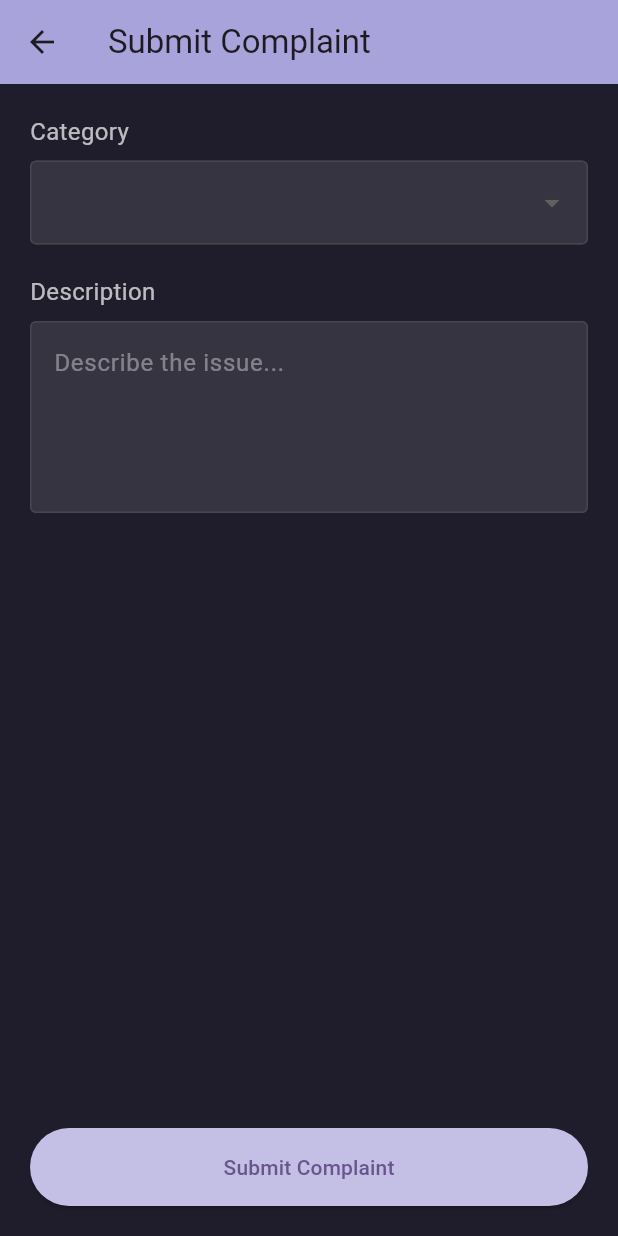
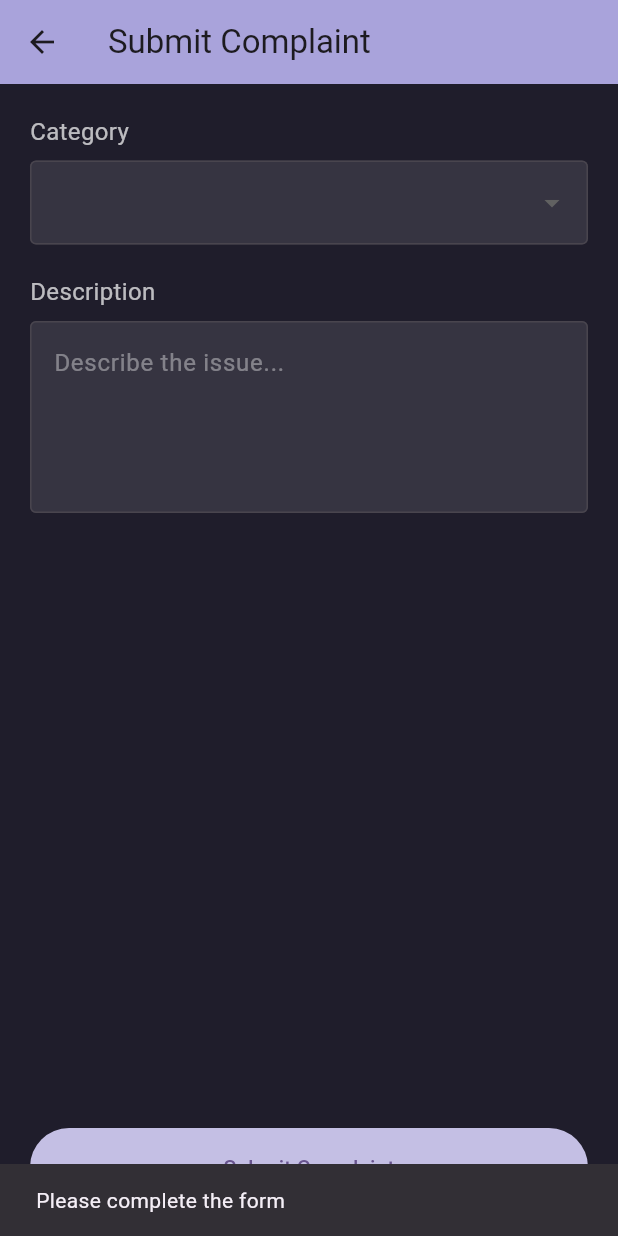
Before and after one commit to Cephei18/HostelMate-App, a Flutter app: the ComplaintScreen screen opened directly, after a tap on "Submit Complaint", on a phone screen of 412 x 824 dp. Run offline on Flutter 3.47's test engine with Material 3 defaults, Android fonts, the phone set to English and light mode, and no system bars; our stand-ins replace cloud_firestore, firebase_core; accounts and stored records are empty.

Commit message:
Update section

```diff
--- a/lib/complaint_screen.dart
+++ b/lib/complaint_screen.dart
@@ -1,4 +1,5 @@
 import 'package:flutter/material.dart';
+import 'package:cloud_firestore/cloud_firestore.dart';
 
 class ComplaintScreen extends StatefulWidget {
   const ComplaintScreen({super.key});
@@ -49,7 +50,10 @@ class _ComplaintScreenState extends State<ComplaintScreen> {
               items: categories.map((String category) {
                 return DropdownMenuItem<String>(
                   value: category,
-                  child: Text(category, style: const TextStyle(color: Colors.white)),
+                  child: Text(
+                    category,
+                    style: const TextStyle(color: Colors.white),
+                  ),
                 );
               }).toList(),
               onChanged: (String? value) {
@@ -84,11 +88,50 @@ class _ComplaintScreenState extends State<ComplaintScreen> {
                   backgroundColor: const Color.fromARGB(255, 196, 191, 228),
                   padding: const EdgeInsets.symmetric(vertical: 16),
                 ),
-                onPressed: () {
-                  // TODO: Handle submit
-                  print('Category: $selectedCategory');
-                  print('Description: ${descriptionController.text}');
+                onPressed: () async {
+                  final category = selectedCategory;
+                  final description = descriptionController.text;
+
+                  if (category != null && description.isNotEmpty) {
+                    print('📤 Submitting complaint...');
+                    try {
+                      await FirebaseFirestore.instance
+                          .collection('complaints')
+                          .add({
+                            'category': category,
+                            'description': description,
+                            'status': 'Pending',
+                            'timestamp': Timestamp.now(),
+                          });
+
+                      print('✅ Complaint added to Firestore.');
+
+                      ScaffoldMessenger.of(context).showSnackBar(
+                        const SnackBar(
+                          content: Text('Complaint submitted successfully'),
+                        ),
+                      );
+
+                      setState(() {
+                        selectedCategory = null;
+                        descriptionController.clear();
+                      });
+                    } catch (e) {
+                      print('❌ Firestore error: $e');
+                      ScaffoldMessenger.of(context).showSnackBar(
+                        SnackBar(
+                          content: Text('Error submitting complaint: $e'),
+                        ),
+                      );
+                    }
+                  } else {
+                    print('⚠️ Form incomplete');
+                    ScaffoldMessenger.of(context).showSnackBar(
+                      const SnackBar(content: Text('Please complete the form')),
+                    );
+                  }
                 },
+
                 child: const Text('Submit Complaint'),
               ),
             ),
--- a/lib/main.dart
+++ b/lib/main.dart
@@ -1,7 +1,11 @@
 import 'package:flutter/material.dart';
 import 'home_screen.dart';
+import 'package:firebase_core/firebase_core.dart';
 
-void main() {
+
+void main() async {
+   WidgetsFlutterBinding.ensureInitialized();
+   await Firebase.initializeApp();
   runApp(const HostelHelpApp());
 }
 
--- a/pubspec.yaml
+++ b/pubspec.yaml
@@ -31,9 +31,13 @@ dependencies:
   flutter:
     sdk: flutter
 
+
   # The following adds the Cupertino Icons font to your application.
   # Use with the CupertinoIcons class for iOS style icons.
   cupertino_icons: ^1.0.8
+  firebase_core: ^2.27.0
+  cloud_firestore: ^4.15.0
+
 
 dev_dependencies:
   flutter_test:
```
Also changed, not shown: pubspec.lock, 6 other files.
